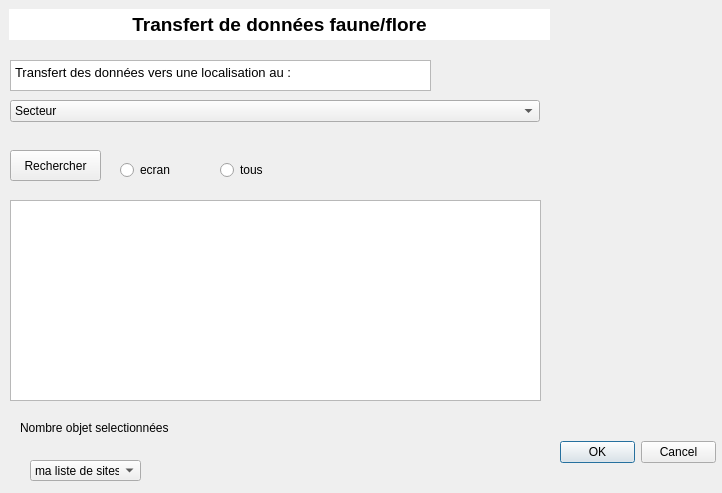
This is transdata/ui/form_settings.ui in CEN-Hauts-de-France/transdata as Qt 5 draws it before an edit. The edited form follows.
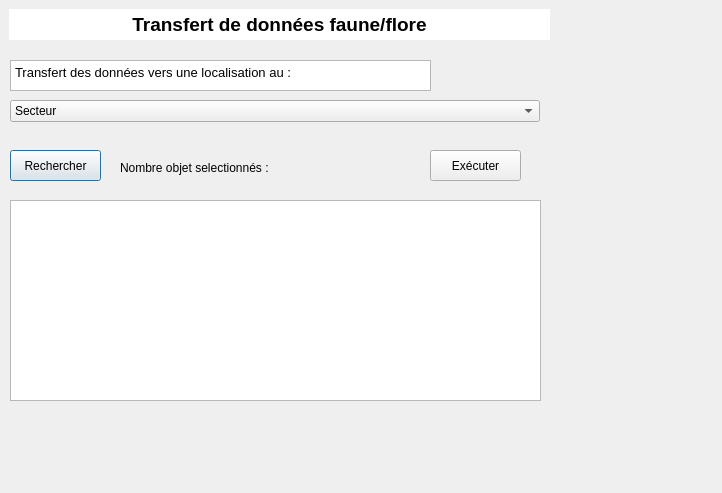
This is the edited form.

Commit message: Renommage widgets formulaire UI

```diff
--- a/transdata/ui/form_settings.ui
+++ b/transdata/ui/form_settings.ui
@@ -114,35 +114,7 @@
     <string>Rechercher</string>
    </property>
   </widget>
-  <widget class="QDialogButtonBox" name="buttonBox">
-   <property name="geometry">
-    <rect>
-     <x>560</x>
-     <y>440</y>
-     <width>156</width>
-     <height>24</height>
-    </rect>
-   </property>
-   <property name="standardButtons">
-    <set>QDialogButtonBox::Cancel|QDialogButtonBox::Ok</set>
-   </property>
-  </widget>
-  <widget class="QComboBox" name="comboBox_2">
-   <property name="geometry">
-    <rect>
-     <x>30</x>
-     <y>460</y>
-     <width>111</width>
-     <height>21</height>
-    </rect>
-   </property>
-   <item>
-    <property name="text">
-     <string>ma liste de sites</string>
-    </property>
-   </item>
-  </widget>
-  <widget class="QListView" name="listView">
+  <widget class="QListView" name="lst_cibles">
    <property name="geometry">
     <rect>
      <x>10</x>
@@ -152,43 +124,30 @@
     </rect>
    </property>
   </widget>
-  <widget class="QRadioButton" name="radioButton">
+  <widget class="QLabel" name="lbl_nbObjSel">
    <property name="geometry">
     <rect>
      <x>120</x>
      <y>160</y>
-     <width>95</width>
-     <height>20</height>
-    </rect>
-   </property>
-   <property name="text">
-    <string>ecran</string>
-   </property>
-  </widget>
-  <widget class="QRadioButton" name="radioButton_2">
-   <property name="geometry">
-    <rect>
-     <x>220</x>
-     <y>160</y>
-     <width>95</width>
-     <height>20</height>
-    </rect>
-   </property>
-   <property name="text">
-    <string>tous</string>
-   </property>
-  </widget>
-  <widget class="QLabel" name="label">
-   <property name="geometry">
-    <rect>
-     <x>20</x>
-     <y>420</y>
-     <width>191</width>
+     <width>201</width>
      <height>16</height>
     </rect>
    </property>
    <property name="text">
-    <string>Nombre objet selectionnées</string>
+    <string>Nombre objet selectionnés :</string>
+   </property>
+  </widget>
+  <widget class="QPushButton" name="btn_exec">
+   <property name="geometry">
+    <rect>
+     <x>430</x>
+     <y>150</y>
+     <width>91</width>
+     <height>31</height>
+    </rect>
+   </property>
+   <property name="text">
+    <string>Exécuter</string>
    </property>
   </widget>
  </widget>
```
Left out of the diff: 14 changed lines with no effect on the pictures.
